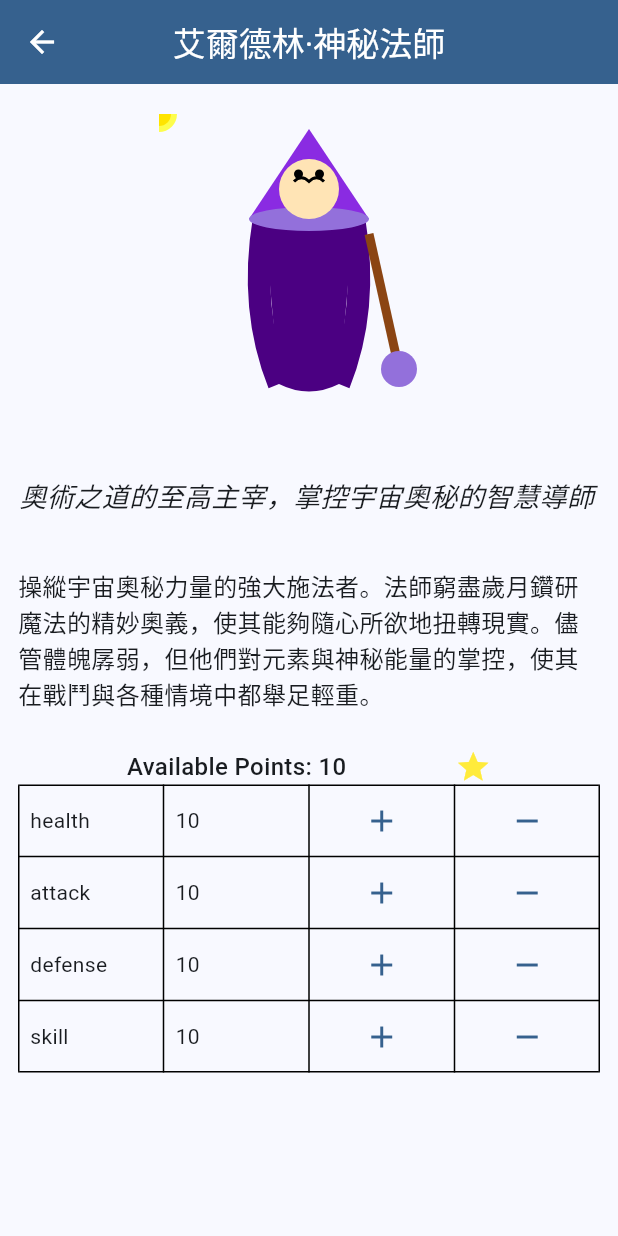
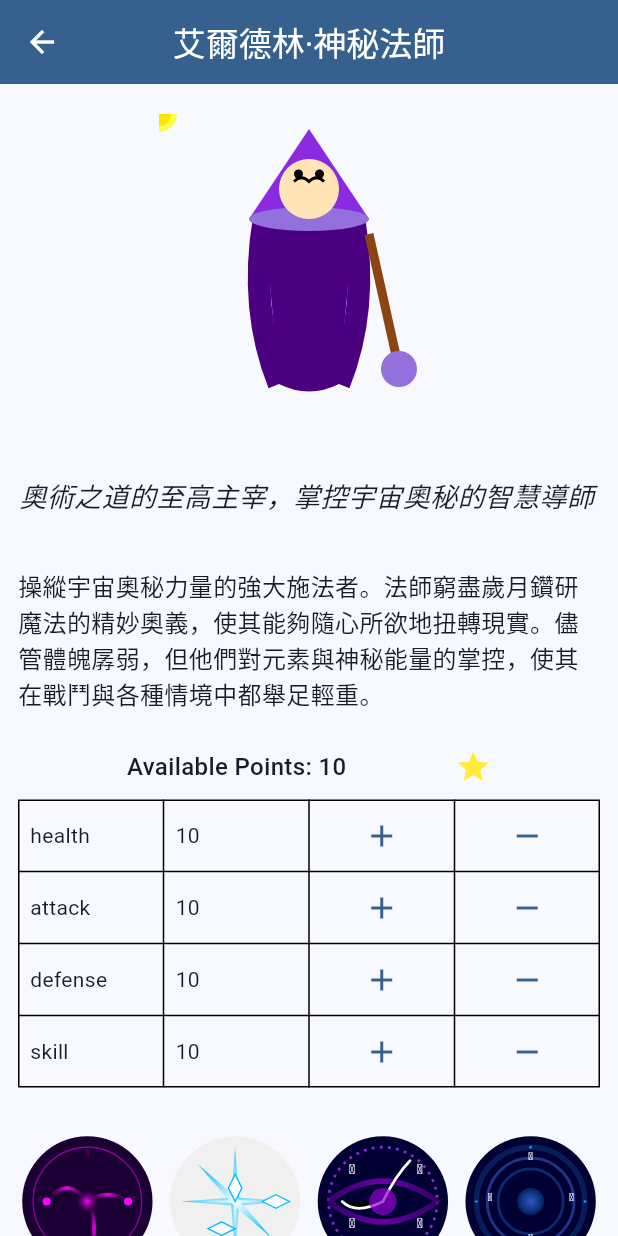
Before and after one commit to wesley990/demo_rpg, a Flutter app: the ProfileScreen screen opened directly with sample values from the repository, on a phone screen of 412 x 824 dp. Run offline on Flutter 3.47's test engine with Material 3 defaults, Android fonts, the phone set to English and light mode, and no system bars; our stand-ins replace firebase_core, flutter_svg; accounts and stored records are empty.

```diff
--- a/lib/models/skill.dart
+++ b/lib/models/skill.dart
@@ -14,7 +14,7 @@ class Skill {
   });
 }
 
-final List<Skill> skills = [
+final List<Skill> allSkills = [
   // 戰士技能
   Skill(
     id: '1',
@@ -109,7 +109,7 @@ final List<Skill> skills = [
   Skill(
     id: '16',
     name: '神聖懲戒',
-    image: 'assets/images/skills/divine_punishment.svg',
+    image: 'assets/images/skills/rapid_strike.svg',
     vocation: Vocation.cleric,
   ),
 ];
--- a/lib/screens/profile/profile.dart
+++ b/lib/screens/profile/profile.dart
@@ -1,4 +1,5 @@
 import 'package:demo_rpg/models/character.dart';
+import 'package:demo_rpg/screens/profile/skill_list.dart';
 import 'package:demo_rpg/screens/profile/stats_table.dart';
 import 'package:flutter/material.dart';
 import 'package:flutter_svg/flutter_svg.dart';
@@ -57,6 +58,10 @@ class _ProfileScreenState extends State<ProfileScreen> {
               StatsTable(
                 character: character,
               ),
+              const SizedBox(height: 10),
+              SkillList(
+                character: character,
+              ),
             ],
           ), // Add your profile content here
         ),
--- /dev/null
+++ b/lib/screens/profile/skill_list.dart
@@ -0,0 +1,46 @@
+import 'dart:developer';
+
+import 'package:flutter/material.dart';
+import 'package:demo_rpg/models/skill.dart';
+import 'package:demo_rpg/models/character.dart';
+import 'package:flutter_svg/flutter_svg.dart';
+
+class SkillList extends StatefulWidget {
+  const SkillList({super.key, required this.character});
+
+  final Character character;
+
+  @override
+  State<SkillList> createState() => _SkillListState();
+}
+
+class _SkillListState extends State<SkillList> {
+  late List<Skill> availableSkills;
+
+  @override
+  void initState() {
+    super.initState();
+    availableSkills = allSkills.where((skill) {
+      return skill.vocation == widget.character.vocation;
+    }).toList();
+  }
+
+  @override
+  Widget build(BuildContext context) {
+    return Row(
+      mainAxisAlignment: MainAxisAlignment.center,
+      children: availableSkills.map((skill) {
+        log('Loading skill image: ${skill.image}');
+        return Container(
+          margin: const EdgeInsets.all(4.0),
+          constraints: BoxConstraints(
+              maxWidth: (MediaQuery.of(context).size.width - 50) / 4),
+          child: SvgPicture.asset(
+            skill.image,
+            // width: 50,
+          ),
+        );
+      }).toList(),
+    );
+  }
+}
--- a/lib/screens/profile/stats_table.dart
+++ b/lib/screens/profile/stats_table.dart
@@ -30,6 +30,7 @@ class _StatsTableState extends State<StatsTable> {
               ),
             ],
           ),
+          const SizedBox(height: 10),
           Table(
             border: TableBorder.all(),
             defaultVerticalAlignment: TableCellVerticalAlignment.middle,
```
